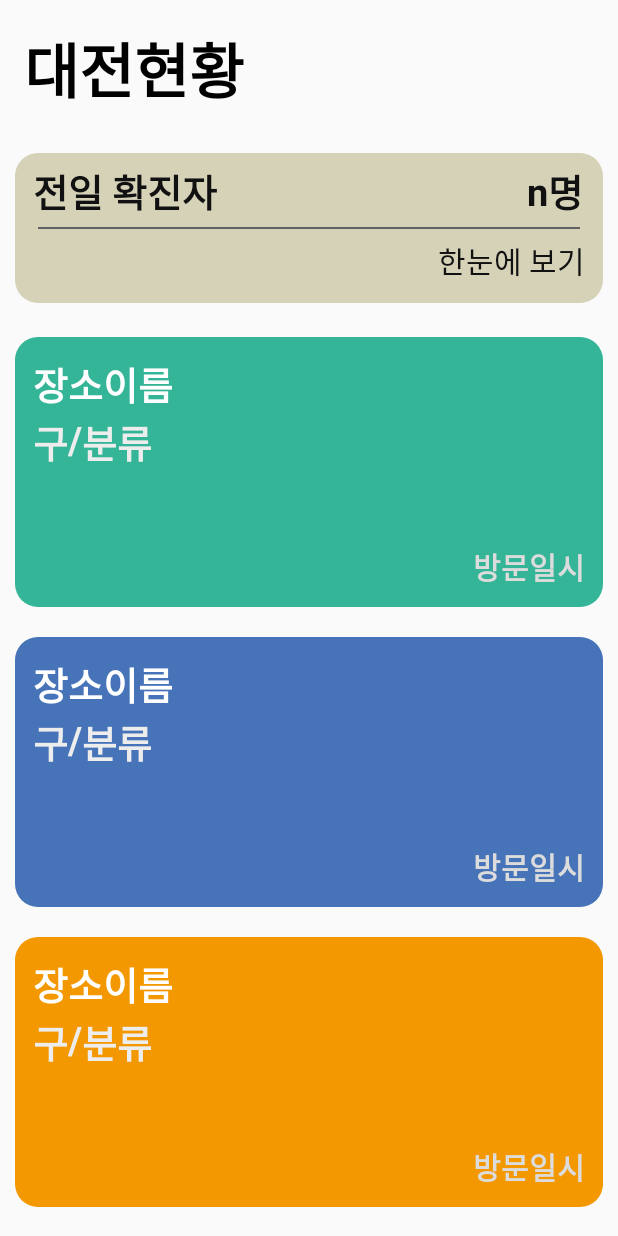
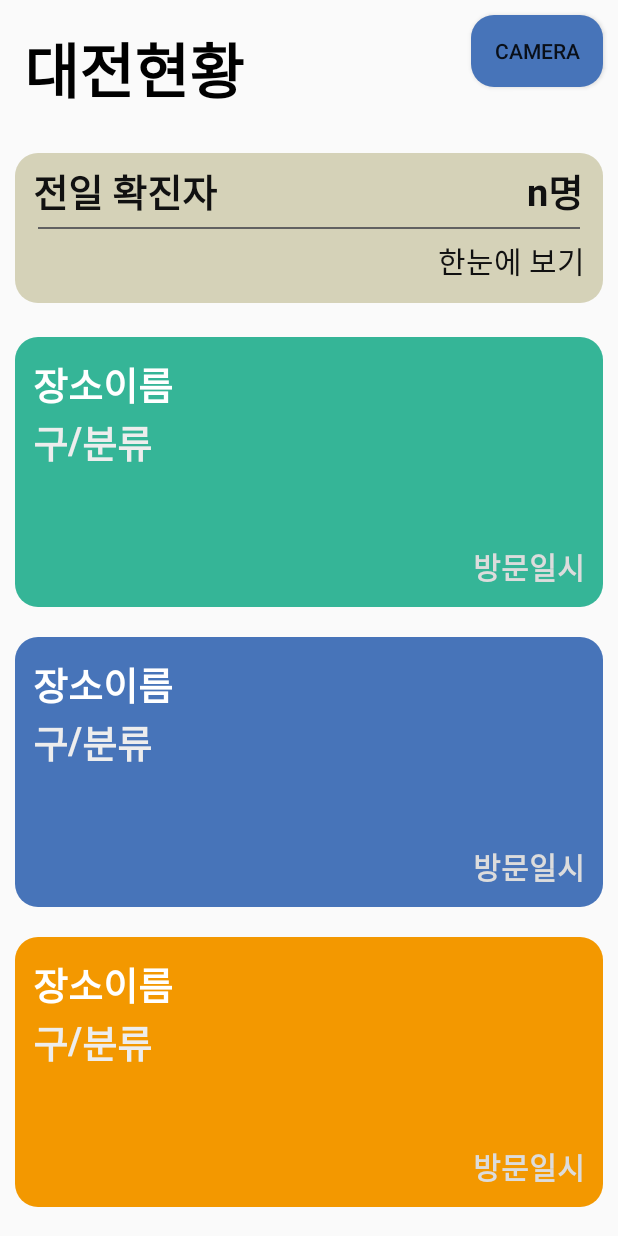
Before and after one commit to Eojin-J/Corona_D, an Android app: the screen it shows after launch (MainActivity), on a phone screen of 412 x 824 dp. Run offline under Robolectric (Android 15) with nearby library versions, the phone set to English and light mode, and no system bars; libraries missing offline, so code that uses them is left out: com.googlecode.tesseract; 5 statements that could not run were skipped.

```diff
--- a/app/build.gradle
+++ b/app/build.gradle
@@ -52,4 +52,6 @@ dependencies {
     androidTestImplementation 'androidx.test.espresso:espresso-core:3.3.0'
 
     implementation 'org.jsoup:jsoup:1.11.3'
+
+    compile 'com.rmtheis:tess-two:9.1.0'
 }
--- a/app/src/main/AndroidManifest.xml
+++ b/app/src/main/AndroidManifest.xml
@@ -29,7 +29,7 @@
             tools:ignore="Instantiatable"></activity>
         <activity android:name="DetailActivity"
             tools:ignore="Instantiatable"></activity>
-        <activity android:name=".CameraActivity"
+        <activity android:name=".CameraView"
             tools:ignore="Instantiatable"></activity>
         <activity android:name=".HospitalActivity"
             tools:ignore="Instantiatable"></activity>
--- a/app/src/main/java/com/example/myapplication/DetailActivity.java
+++ b/app/src/main/java/com/example/myapplication/DetailActivity.java
@@ -1,5 +1,6 @@
 package com.example.myapplication;
 
+import android.content.Intent;
 import android.location.Geocoder;
 import android.os.Bundle;
 import android.view.View;
@@ -142,7 +143,8 @@ public class DetailActivity extends AppCompatActivity implements OnMapReadyCallb
 //    }
 
     public void backBtn(View view){
-        finish();
+        Intent intent = new Intent(this, MainActivity.class);
+        startActivity(intent);
     }
 
 
--- a/app/src/main/java/com/example/myapplication/MainActivity.java
+++ b/app/src/main/java/com/example/myapplication/MainActivity.java
@@ -7,11 +7,14 @@ import android.os.Handler;
 import android.os.Message;
 import android.util.Log;
 import android.view.View;
+import android.widget.Button;
 import android.widget.TextView;
 
 import androidx.appcompat.app.AppCompatActivity;
 import androidx.recyclerview.widget.LinearLayoutManager;
 import androidx.recyclerview.widget.RecyclerView;
+
+import com.googlecode.tesseract.android.TessBaseAPI;
 
 import org.jsoup.Jsoup;
 import org.jsoup.nodes.Document;
@@ -26,10 +29,18 @@ public class MainActivity extends AppCompatActivity {
 
     private RecyclerView recyclerView;
     private ArrayList<item> list = new ArrayList();
+
+    private String datapath = "";
+    private String lang = "";
+
     final Bundle bundle = new Bundle();
     TextView yesterday_num_text;
+    Button camera_Btn;
 
-    //    private View itemView;
+    private int ACTIVITY_REQUEST_CODE = 1;
+
+    static TessBaseAPI sTess;
+
 
     @Override
     protected void onCreate(Bundle savedInstanceState) {
@@ -43,20 +54,14 @@ public class MainActivity extends AppCompatActivity {
         recyclerView = (RecyclerView) findViewById(R.id.recyclerview);
         yesterday_num_text = (TextView) findViewById(R.id.yesterday_num);
 
+
         new Description().execute();
-//
-//        itemView.setOnLongClickListener(new View.OnLongClickListener() {
-//            @Override
-//            public boolean onLongClick(View v) {
-//
-//                Intent intent = new Intent(MainActivity.this, DetailActivity.class);
-//                startActivity(intent);
-//
-//                return false;
-//            }
-//        });
 
     }
+
+
+
+
 
     private class Description extends AsyncTask<Void, Void, Void> {
 
@@ -129,6 +134,7 @@ public class MainActivity extends AppCompatActivity {
 
             return null;
 
+
         }
 
 
@@ -157,10 +163,6 @@ public class MainActivity extends AppCompatActivity {
         startActivity(intent);
     }
 
-    public void camera_btn(View view){
-        Intent intent2 = new Intent(this, CameraActivity.class);
-        startActivity(intent2);
-    }
 
 
 
--- a/app/src/main/res/layout/activity_main.xml
+++ b/app/src/main/res/layout/activity_main.xml
@@ -132,5 +132,16 @@
 
     </androidx.constraintlayout.widget.ConstraintLayout>
 
+    <Button
+        android:id="@+id/camera_Btn"
+        android:layout_width="wrap_content"
+        android:layout_height="wrap_content"
+        android:layout_marginTop="10dp"
+        android:layout_marginEnd="10dp"
+        android:text="Camera"
+        android:background="@drawable/btn_blue"
+        app:layout_constraintEnd_toEndOf="parent"
+        app:layout_constraintTop_toTopOf="parent" />
+
 
 </androidx.constraintlayout.widget.ConstraintLayout>
```
Also changed, not shown: app/src/main/java/com/example/myapplication/CameraActivity.java (deleted, +0 -89 lines), app/src/main/res/layout/activity_camera.xml (deleted, +0 -23 lines), 1 other file.
